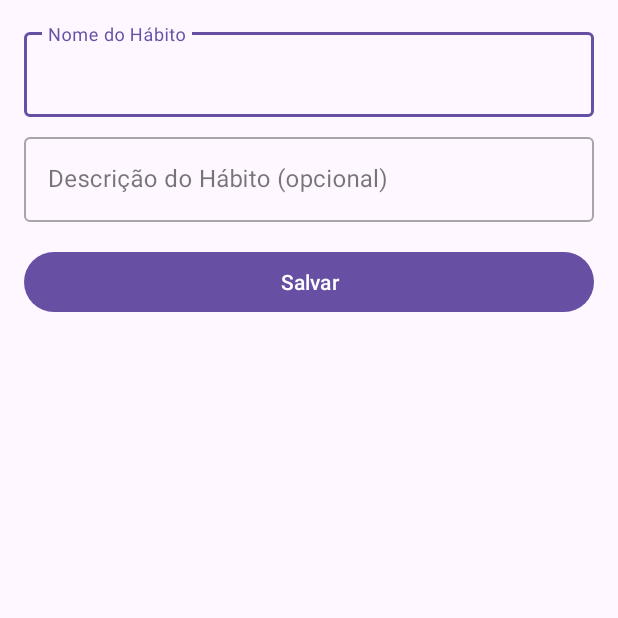
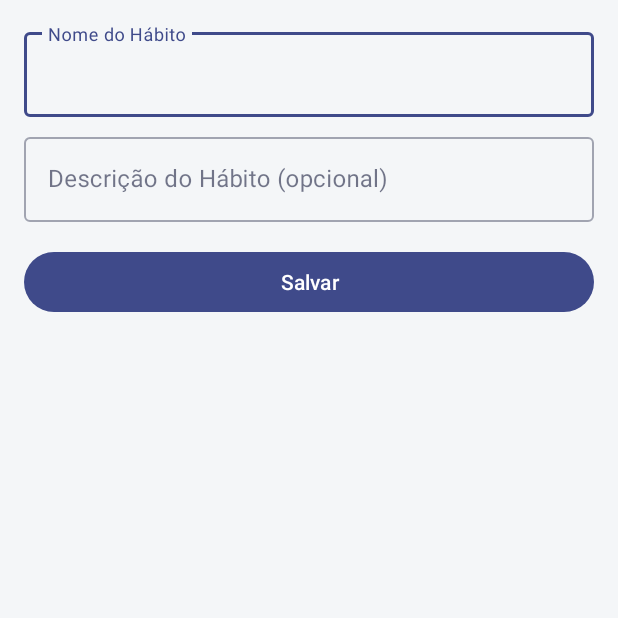
Before and after one commit to allaf-ramon/habittracker-mobile, an Android app: the screen it shows after launch (AddEditHabitActivity), after a tap on "Adicionar Hábito", on a phone screen of 412 x 824 dp, the top half of it. Run offline under Robolectric (Android 15) with nearby library versions, the phone set to English and light mode, and no system bars; 1 statement that could not run was skipped.

Commit message:
feat: adiciona novas cores e atualiza tema para modo claro

```diff
--- a/app/src/main/res/values/colors.xml
+++ b/app/src/main/res/values/colors.xml
@@ -1,5 +1,12 @@
 <?xml version="1.0" encoding="utf-8"?>
 <resources>
+    <!-- Cores do Tema Claro -->
+    <color name="primary_dark_blue">#191E3D</color>
+    <color name="primary_button_blue">#3F4A8A</color>
+    <color name="background_light_gray">#F4F6F8</color>
+    <color name="text_primary_dark">#191E3D</color>
+    <color name="text_secondary_gray">#8A8A8A</color>
+    <color name="white">#FFFFFFFF</color>
     <color name="black">#FF000000</color>
-    <color name="white">#FFFFFFFF</color>
+    <color name="habit_indicator_green">#1DB954</color>
 </resources>
--- a/app/src/main/res/values/themes.xml
+++ b/app/src/main/res/values/themes.xml
@@ -1,8 +1,18 @@
 <resources xmlns:tools="http://schemas.android.com/tools">
     <!-- Base application theme. -->
     <style name="Base.Theme.RastreadorDeHábitos" parent="Theme.Material3.DayNight.NoActionBar">
-        <!-- Customize your light theme here. -->
-        <!-- <item name="colorPrimary">@color/my_light_primary</item> -->
+        <!-- Cores Primárias -->
+        <item name="colorPrimary">@color/primary_button_blue</item>
+        <item name="colorOnPrimary">@color/white</item>
+
+        <!-- Cor de Fundo -->
+        <item name="android:colorBackground">@color/background_light_gray</item>
+        <item name="colorSurface">@color/white</item>
+        <item name="colorOnSurface">@color/text_primary_dark</item>
+
+        <!-- Cor da Barra de Status -->
+        <item name="android:statusBarColor">@color/background_light_gray</item>
+        <item name="android:windowLightStatusBar">true</item>
     </style>
 
     <style name="Theme.RastreadorDeHábitos" parent="Base.Theme.RastreadorDeHábitos" />
```
